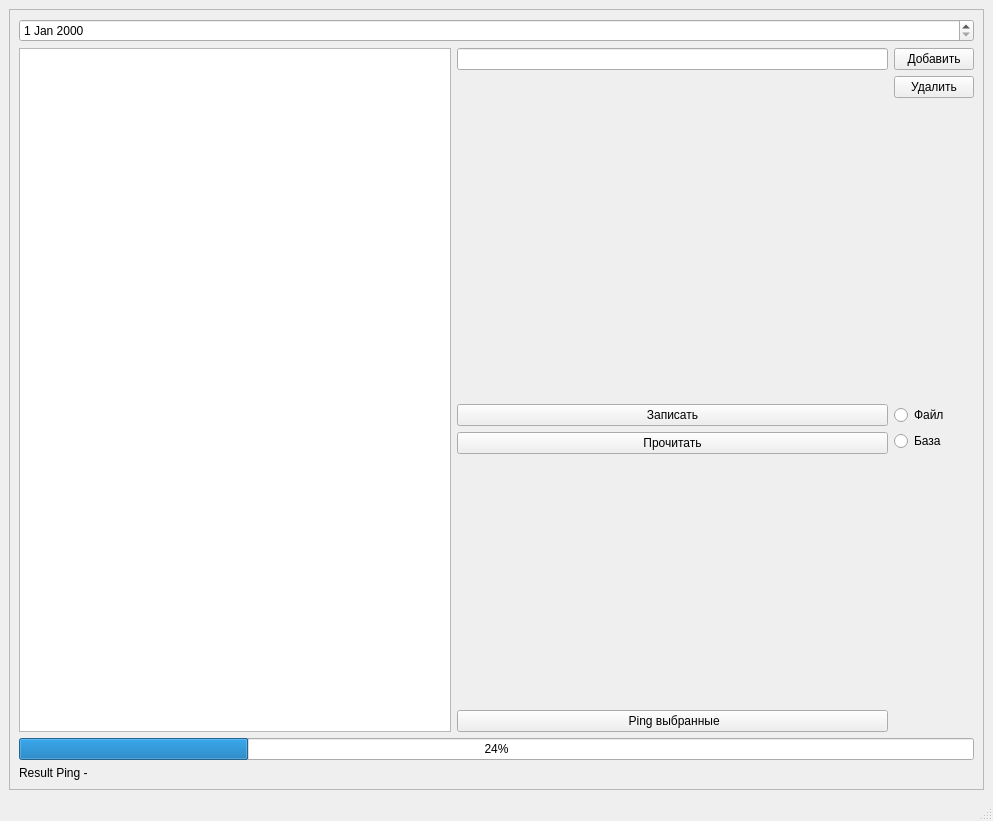
The window that ping/mainwindow.ui (zhdanovvv/QT) describes before a commit, drawn with Qt 5.
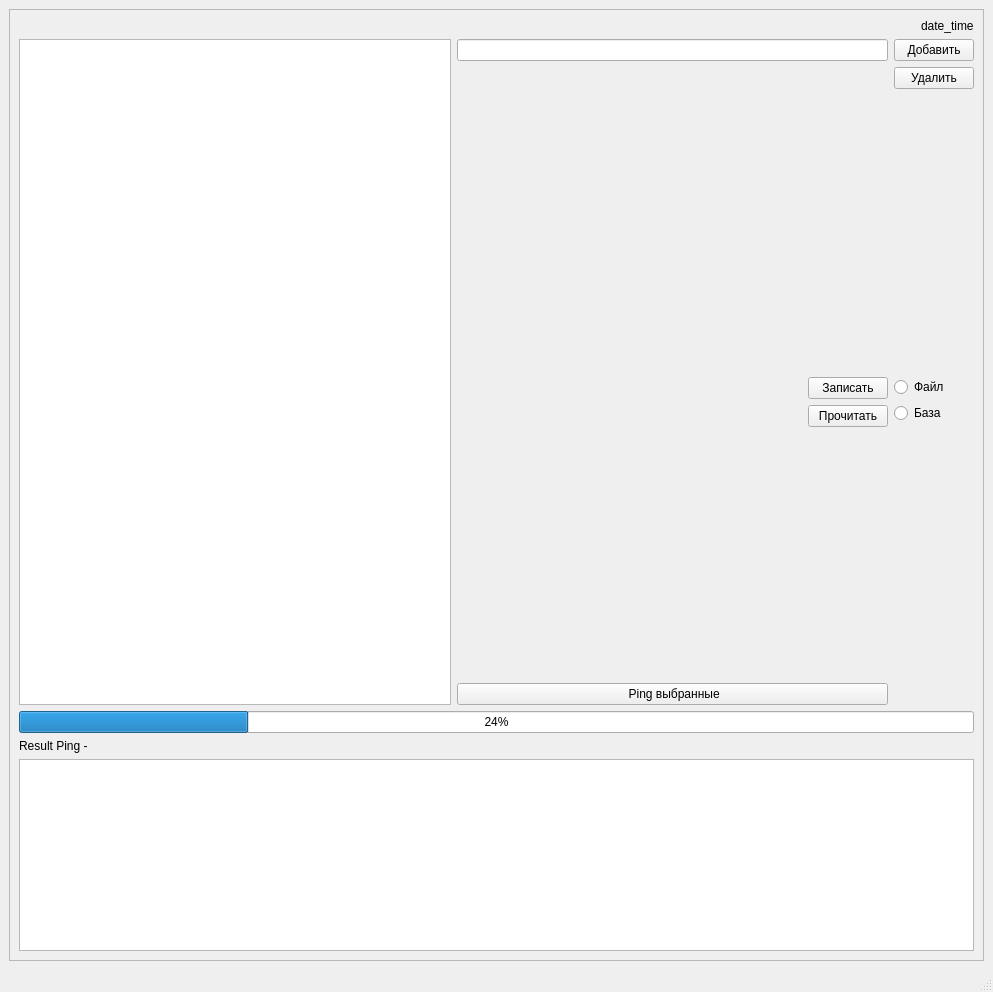
The same window after the commit.

Commit message: check ip, ping and read_write_file

The edit to the form file:
```diff
--- a/ping/mainwindow.ui
+++ b/ping/mainwindow.ui
@@ -7,7 +7,7 @@
     <x>0</x>
     <y>0</y>
     <width>993</width>
-    <height>821</height>
+    <height>920</height>
    </rect>
   </property>
   <property name="sizePolicy">
@@ -36,8 +36,12 @@
        <enum>QFrame::Raised</enum>
       </property>
       <layout class="QVBoxLayout" name="verticalLayout_7">
-       <item>
-        <widget class="QDateEdit" name="dateEdit"/>
+       <item alignment="Qt::AlignRight">
+        <widget class="QLabel" name="label_data_time">
+         <property name="text">
+          <string>date_time</string>
+         </property>
+        </widget>
        </item>
        <item>
         <layout class="QHBoxLayout" name="horizontalLayout">
@@ -68,21 +72,21 @@
              <property name="sizeHint" stdset="0">
               <size>
                <width>20</width>
-               <height>220</height>
+               <height>310</height>
               </size>
              </property>
             </spacer>
            </item>
            <item>
             <layout class="QVBoxLayout" name="verticalLayout_3">
-             <item>
+             <item alignment="Qt::AlignRight">
               <widget class="QPushButton" name="write_button">
                <property name="text">
                 <string>Записать</string>
                </property>
               </widget>
              </item>
-             <item>
+             <item alignment="Qt::AlignRight">
               <widget class="QPushButton" name="read_button">
                <property name="text">
                 <string>Прочитать</string>
@@ -97,7 +101,7 @@
                <property name="sizeHint" stdset="0">
                 <size>
                  <width>20</width>
-                 <height>100</height>
+                 <height>250</height>
                 </size>
                </property>
               </spacer>
@@ -140,7 +144,7 @@
              <property name="sizeHint" stdset="0">
               <size>
                <width>20</width>
-               <height>150</height>
+               <height>40</height>
               </size>
              </property>
             </spacer>
@@ -157,6 +161,8 @@
              <item>
               <layout class="QHBoxLayout" name="horizontalLayout_2"/>
              </item>
+            </layout>
+           </item>
              <item>
               <widget class="QRadioButton" name="base_radiobutton">
                <property name="text">
@@ -181,8 +187,6 @@
            </item>
           </layout>
          </item>
-        </layout>
-       </item>
        <item>
         <widget class="QProgressBar" name="progressBar">
          <property name="value">
@@ -197,6 +201,9 @@
          </property>
         </widget>
        </item>
+       <item>
+        <widget class="QTextEdit" name="ping_result"/>
+       </item>
       </layout>
      </widget>
     </item>
```
Left out of the diff: 38 changed lines with no effect on the pictures. Lines whose indentation alone changed are shown as unchanged. The commit also changes 3 other files.
